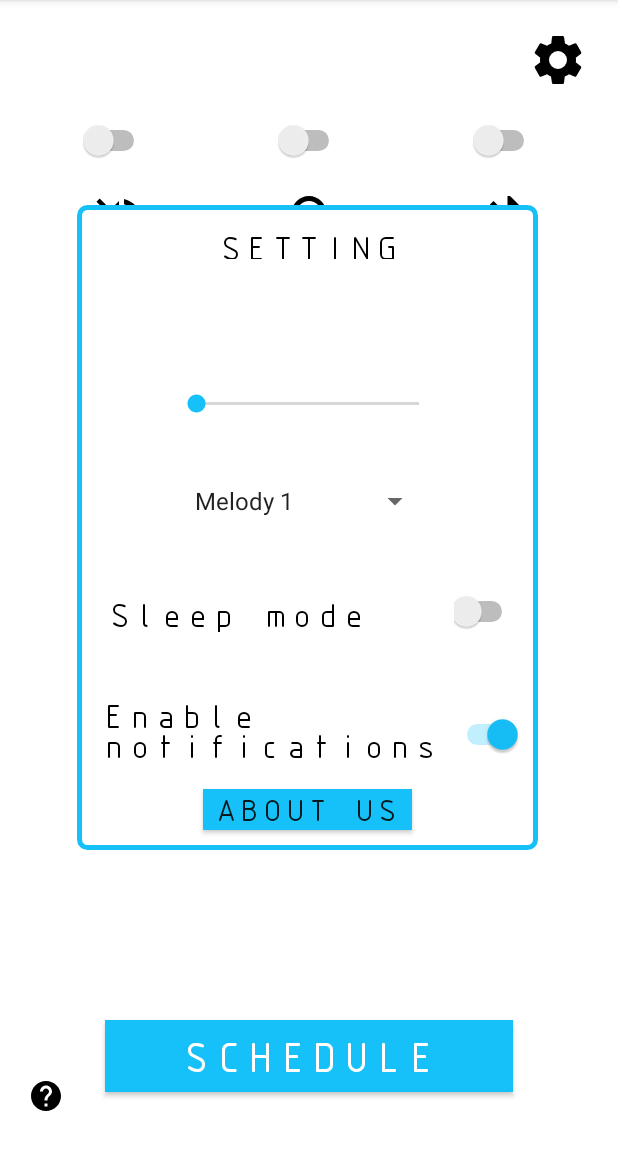
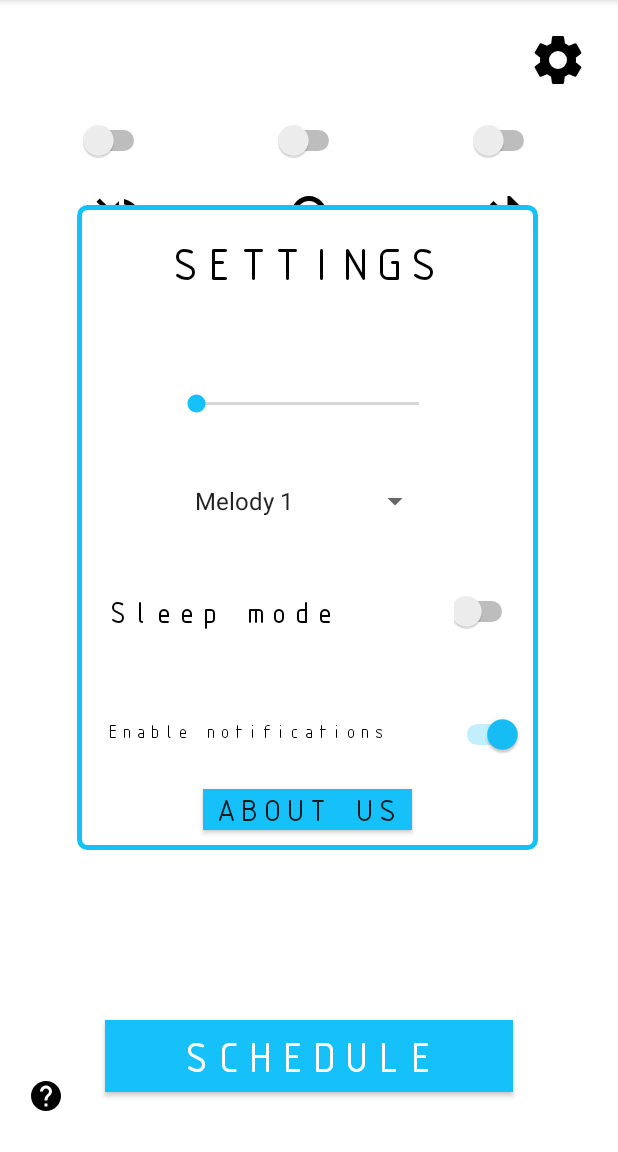
Before and after one commit to aesdhrill/ThePiller, an Android app: the screen it shows after launch (MainActivity), after a tap on an icon or button, on a phone screen of 412 x 824 dp, the part 84-1236 px from its top. Run offline under Robolectric (Android 15) with nearby library versions, the light colour scheme and no system bars; 2 statements that could not run were skipped.

Commit message:
UI changes -> fixed fonts

```diff
--- a/app/src/main/java/com/example/appforpills/MainActivity.java
+++ b/app/src/main/java/com/example/appforpills/MainActivity.java
@@ -1,6 +1,7 @@
 package com.example.appforpills;
 
 import androidx.appcompat.app.AppCompatActivity;
+import androidx.core.widget.TextViewCompat;
 
 import android.app.Activity;
 import android.app.Application;
@@ -9,6 +10,7 @@ import android.bluetooth.BluetoothDevice;
 import android.content.Context;
 import android.content.Intent;
 import android.os.Bundle;
+import android.util.TypedValue;
 import android.view.Menu;
 import android.view.View;
 import android.widget.AdapterView;
@@ -74,6 +76,8 @@ public class MainActivity extends AppCompatActivity implements AdapterView.OnIte
         Button Bschedule = findViewById(R.id.schedule);
         Bschedule.setText(stringFromJNI());
 
+//        TextViewCompat.setAutoSizeTextTypeUniformWithConfiguration(,17,1, TypedValue.COMPLEX_UNIT_DIP);
+
 
         globalSettings=getSharedPreferences(PREFERENCES, Context.MODE_PRIVATE);
         final SharedPreferences.Editor editor= globalSettings.edit();
@@ -101,11 +105,11 @@ public class MainActivity extends AppCompatActivity implements AdapterView.OnIte
 
 
         // sound graphics
-        soundOn = (ImageView) findViewById(R.id.soundOn);
-        soundOff = (ImageView) findViewById(R.id.soundOff);
+        soundOn = findViewById(R.id.soundOn);
+        soundOff = findViewById(R.id.soundOff);
 
         // sound switch
-        switchSound = (Switch) findViewById(R.id.switchSound);
+        switchSound = findViewById(R.id.switchSound);
         if (globalSettings.getBoolean("soundState",false)){
             soundOn.setVisibility(View.VISIBLE);
             soundOff.setVisibility(View.INVISIBLE);
@@ -144,15 +148,15 @@ public class MainActivity extends AppCompatActivity implements AdapterView.OnIte
         bluetoothOff = findViewById(R.id.bluetoothOff);
 
         // bluetooth switch
-        switchBluetooth = (Switch) findViewById(R.id.switchBluetooth);
-        switchBluetooth = (Switch) findViewById(R.id.switchBluetooth);
+        switchBluetooth = findViewById(R.id.switchBluetooth);
+        switchBluetooth = findViewById(R.id.switchBluetooth);
         if (!(globalSettings.getBoolean("isBtAvailable",true))) switchBluetooth.setClickable(false);
-        if (btAdapter.isEnabled()){
-            editor.putBoolean("btState",true).apply();
-        }else {
-            editor.putBoolean("btState",false).apply();;
-        }
-        if (globalSettings.getBoolean("btState",false)){
+//        if (btAdapter.isEnabled()){
+////            editor.putBoolean("btState",true).apply();
+//        }else {
+////            editor.putBoolean("btState",false).apply();;
+//        }
+        if (/*globalSettings.getBoolean("btState",false)*/btAdapter.isEnabled()){
             bluetoothOn.setVisibility(View.VISIBLE);
             bluetoothOff.setVisibility(View.INVISIBLE);
             switchBluetooth.setChecked(true);
@@ -169,7 +173,7 @@ public class MainActivity extends AppCompatActivity implements AdapterView.OnIte
                     bluetoothOn.setVisibility(View.VISIBLE);
                     bluetoothOff.setVisibility(View.INVISIBLE);
 //                    application.setBtState(true);
-                    editor.putBoolean("btState",true).apply();
+//                    editor.putBoolean("btState",true).apply();
                     if (!(btAdapter.isEnabled())){
                         Intent turnOnBT= new Intent(BluetoothAdapter.ACTION_REQUEST_ENABLE);
                         startActivityForResult(turnOnBT,ENABLE_BT_REQUEST_CODE);
@@ -180,7 +184,7 @@ public class MainActivity extends AppCompatActivity implements AdapterView.OnIte
                     bluetoothOn.setVisibility(View.INVISIBLE);
                     bluetoothOff.setVisibility(View.VISIBLE);
 //                    application.setBtState(false);
-                    editor.putBoolean("btState",false).apply();
+//                    editor.putBoolean("btState",false).apply();
                     btAdapter.disable();
                     Toast.makeText(getApplicationContext(),"This phone's Bluetooth adapter has been turned off", Toast.LENGTH_SHORT).show();
                 }
@@ -189,11 +193,11 @@ public class MainActivity extends AppCompatActivity implements AdapterView.OnIte
         });
 
         // light graphics
-        lightbulbOn = (ImageView) findViewById(R.id.lightOn);
+        lightbulbOn =  findViewById(R.id.lightOn);
         lightbulbOff = findViewById(R.id.lightbulb);
 
         // light switch
-        switchLight = (Switch) findViewById(R.id.switchLight);
+        switchLight = findViewById(R.id.switchLight);
         if (globalSettings.getBoolean("ledState",false)){
             lightbulbOn.setVisibility(View.VISIBLE);
             switchLight.setChecked(true);
@@ -205,7 +209,7 @@ public class MainActivity extends AppCompatActivity implements AdapterView.OnIte
         switchLight.setOnCheckedChangeListener(new CompoundButton.OnCheckedChangeListener() {
             @Override
             public void onCheckedChanged(CompoundButton buttonView, boolean isChecked) {
-                if (isChecked == true) {
+                if (isChecked) {
                     lightbulbOn.setVisibility(View.VISIBLE);
 //                    application.setLedState(true);
                     editor.putBoolean("ledState",true).apply();
@@ -222,8 +226,8 @@ public class MainActivity extends AppCompatActivity implements AdapterView.OnIte
         // open settings
 
         settingsButton = findViewById(R.id.settingsButton);
-        settingsWindow = (RelativeLayout) findViewById(R.id.settingsWindow);
-        frame = (RelativeLayout) findViewById(R.id.frame);
+        settingsWindow = findViewById(R.id.settingsWindow);
+        frame = findViewById(R.id.frame);
 
         settingsButton.setOnClickListener(new View.OnClickListener() {
             @Override
@@ -246,7 +250,7 @@ public class MainActivity extends AppCompatActivity implements AdapterView.OnIte
         });
 
         // mode graphics
-        sleepModeOn = (ImageView) findViewById(R.id.sleepMode);
+        sleepModeOn = findViewById(R.id.sleepMode);
         // mode switch
         switchMode = findViewById(R.id.switchMode);
         if (/*application.getSleepState()*/globalSettings.getBoolean("sleepMode",false)){
@@ -277,7 +281,7 @@ public class MainActivity extends AppCompatActivity implements AdapterView.OnIte
         notificationsOff = findViewById(R.id.notificationsOff);
 
         // notifications switch
-        switchNotifications = (Switch) findViewById(R.id.switchNotifications);
+        switchNotifications = findViewById(R.id.switchNotifications);
 
         if (globalSettings.getBoolean("notifications",false)/*application.getNotificationState()*/){
             notificationsOff.setVisibility(View.INVISIBLE);
--- a/app/src/main/res/layout/activity_main.xml
+++ b/app/src/main/res/layout/activity_main.xml
@@ -225,6 +225,16 @@
         app:layout_constraintTop_toTopOf="parent"
         app:layout_constraintVertical_bias="0.405">
 
+        <RelativeLayout
+            android:id="@+id/frame"
+            android:layout_width="match_parent"
+            android:layout_height="match_parent"
+            android:background="@drawable/border"
+            android:padding="15dp"
+            android:visibility="invisible">
+
+        </RelativeLayout>
+
         <TextView
             android:id="@+id/textView"
             android:layout_width="wrap_content"
@@ -235,17 +245,42 @@
             android:layout_alignParentEnd="true"
             android:layout_alignParentRight="true"
             android:layout_alignParentBottom="true"
-            android:layout_marginStart="86dp"
-            android:layout_marginLeft="86dp"
-            android:layout_marginTop="13dp"
-            android:layout_marginEnd="84dp"
-            android:layout_marginRight="84dp"
-            android:layout_marginBottom="394dp"
+            android:layout_marginStart="57dp"
+            android:layout_marginLeft="57dp"
+            android:layout_marginTop="10dp"
+            android:layout_marginEnd="60dp"
+            android:layout_marginRight="60dp"
+            android:layout_marginBottom="362dp"
             android:fontFamily="@font/isocteur"
             android:gravity="center"
             android:text="@string/settings"
             android:textColor="#000000"
-            android:textSize="24sp" />
+            app:autoSizeMaxTextSize="100sp"
+            app:autoSizeMinTextSize="24sp"
+            app:autoSizeStepGranularity="2sp"
+            app:autoSizeTextType="uniform"
+            app:lineHeight="25sp" />
+
+        <TextView
+            android:id="@+id/sleepModeText"
+            android:layout_width="198dp"
+            android:layout_height="27dp"
+            android:layout_alignParentStart="true"
+            android:layout_alignParentLeft="true"
+            android:layout_alignParentTop="true"
+            android:layout_alignParentEnd="true"
+            android:layout_alignParentRight="true"
+            android:layout_alignParentBottom="true"
+            android:layout_marginStart="20dp"
+            android:layout_marginLeft="20dp"
+            android:layout_marginTop="258dp"
+            android:layout_marginEnd="89dp"
+            android:layout_marginRight="89dp"
+            android:layout_marginBottom="145dp"
+            android:fontFamily="@font/isocteur"
+            android:text="@string/sleep_mode"
+            android:textColor="#000000"
+            app:autoSizeTextType="uniform" />
 
         <Switch
             android:id="@+id/switchMode"
@@ -267,45 +302,18 @@
 
         <TextView
             android:id="@+id/notificationsText"
-            android:layout_width="228dp"
-            android:layout_height="56dp"
-            android:layout_alignParentStart="true"
-            android:layout_alignParentLeft="true"
-            android:layout_alignParentTop="true"
-            android:layout_alignParentEnd="true"
-            android:layout_alignParentRight="true"
-            android:layout_alignParentBottom="true"
-            android:layout_marginStart="16dp"
-            android:layout_marginLeft="16dp"
-            android:layout_marginTop="325dp"
-            android:layout_marginEnd="63dp"
-            android:layout_marginRight="63dp"
-            android:layout_marginBottom="49dp"
+            android:layout_width="222dp"
+            android:layout_height="27dp"
+            android:layout_marginStart="19dp"
+            android:layout_marginLeft="20dp"
+            android:layout_marginTop="342dp"
+            android:layout_marginEnd="89dp"
+            android:layout_marginRight="89dp"
+            android:layout_marginBottom="46dp"
             android:fontFamily="@font/isocteur"
             android:text="@string/enable_notifications"
             android:textColor="#000000"
-            android:textSize="24sp" />
-
-        <TextView
-            android:id="@+id/sleepModeText"
-            android:layout_width="198dp"
-            android:layout_height="27dp"
-            android:layout_alignParentStart="true"
-            android:layout_alignParentLeft="true"
-            android:layout_alignParentTop="true"
-            android:layout_alignParentEnd="true"
-            android:layout_alignParentRight="true"
-            android:layout_alignParentBottom="true"
-            android:layout_marginStart="20dp"
-            android:layout_marginLeft="20dp"
-            android:layout_marginTop="258dp"
-            android:layout_marginEnd="89dp"
-            android:layout_marginRight="89dp"
-            android:layout_marginBottom="145dp"
-            android:fontFamily="@font/isocteur"
-            android:text="@string/sleep_mode"
-            android:textColor="#000000"
-            android:textSize="24sp" />
+            app:autoSizeTextType="uniform" />
 
         <Switch
             android:id="@+id/switchNotifications"
@@ -393,16 +401,6 @@
             android:layout_marginRight="71dp"
             android:layout_marginBottom="221dp" />
 
-        <RelativeLayout
-            android:id="@+id/frame"
-            android:layout_width="match_parent"
-            android:layout_height="match_parent"
-            android:background="@drawable/border"
-            android:padding="15dp"
-            android:visibility="invisible">
-
-        </RelativeLayout>
-
     </RelativeLayout>
 
     <androidx.constraintlayout.widget.ConstraintLayout
```
